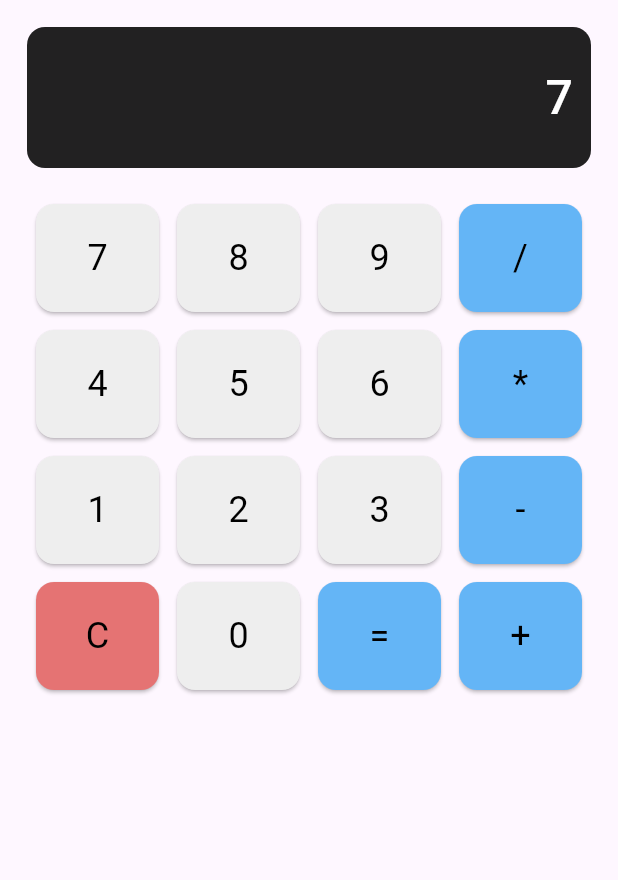
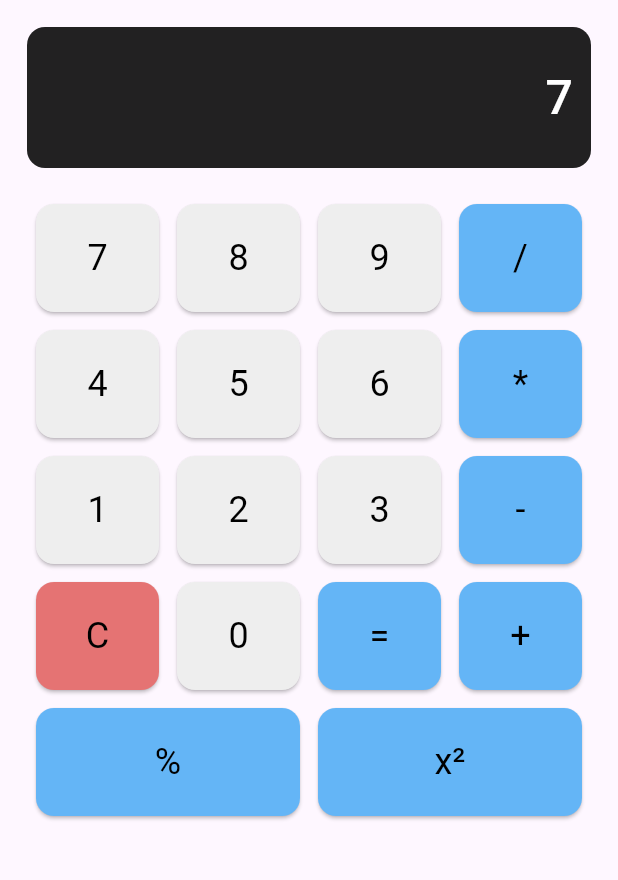
Before and after one commit to badhanhasan/flutter-calculator, a Flutter app: the screen it shows after launch, after a tap on an icon or button, on a phone screen of 412 x 824 dp, the part 84-964 px from its top. Run offline on Flutter 3.47's test engine with Material 3 defaults, Android fonts, the phone set to English and light mode, and no system bars; missing offline and left inert: expressions.

Commit message:
Added square and mod button to the calculator app

```diff
--- a/lib/main.dart
+++ b/lib/main.dart
@@ -53,6 +53,7 @@ class _CalculatorPageState extends State<CalculatorPage> {
     '4', '5', '6', '*',
     '1', '2', '3', '-',
     'C', '0', '=', '+',
+    '%', 'x²' // <-- Added modulo and square buttons
   ];
 
   void _onButtonPressed(String value) {
@@ -73,10 +74,31 @@ class _CalculatorPageState extends State<CalculatorPage> {
           _result = 'Error';
           _hasError = true;
         }
+      } else if (value == 'x²') {
+        // Square the current number/expression
+        if (_expression.isEmpty || _expression.contains('=')) return;
+        try {
+          final exp = Expression.parse(_expression);
+          final evaluator = const ExpressionEvaluator();
+          final evalResult = evaluator.eval(exp, {});
+          final squared = (evalResult is num) ? evalResult * evalResult : null;
+          if (squared != null) {
+            _expression = '($_expression)²';
+            _result = squared.toString();
+            _expression = '$_expression = $_result';
+          }
+        } catch (e) {
+          _result = 'Error';
+          _hasError = true;
+        }
       } else {
         if (_expression.contains('='))
           _expression = '';
-        _expression += value;
+        if (value == '%') {
+          _expression += '%';
+        } else {
+          _expression += value;
+        }
       }
     });
   }
@@ -85,7 +107,7 @@ class _CalculatorPageState extends State<CalculatorPage> {
     Color bgColor;
     if (value == 'C') {
       bgColor = Colors.red.shade300;
-    } else if ('/*-+='.contains(value)) {
+    } else if ('/*-+=%'.contains(value) || value == 'x²') {
       bgColor = Colors.blue.shade300;
     } else {
       bgColor = Colors.grey.shade200;
@@ -147,10 +169,10 @@ class _CalculatorPageState extends State<CalculatorPage> {
                   for (int i = 0; i < _buttons.length; i += 4)
                     Row(
                       children: [
-                        _buildButton(_buttons[i]),
-                        _buildButton(_buttons[i + 1]),
-                        _buildButton(_buttons[i + 2]),
-                        _buildButton(_buttons[i + 3]),
+                        if (i < _buttons.length) _buildButton(_buttons[i]),
+                        if (i + 1 < _buttons.length) _buildButton(_buttons[i + 1]),
+                        if (i + 2 < _buttons.length) _buildButton(_buttons[i + 2]),
+                        if (i + 3 < _buttons.length) _buildButton(_buttons[i + 3]),
                       ],
                     ),
                 ],
```
